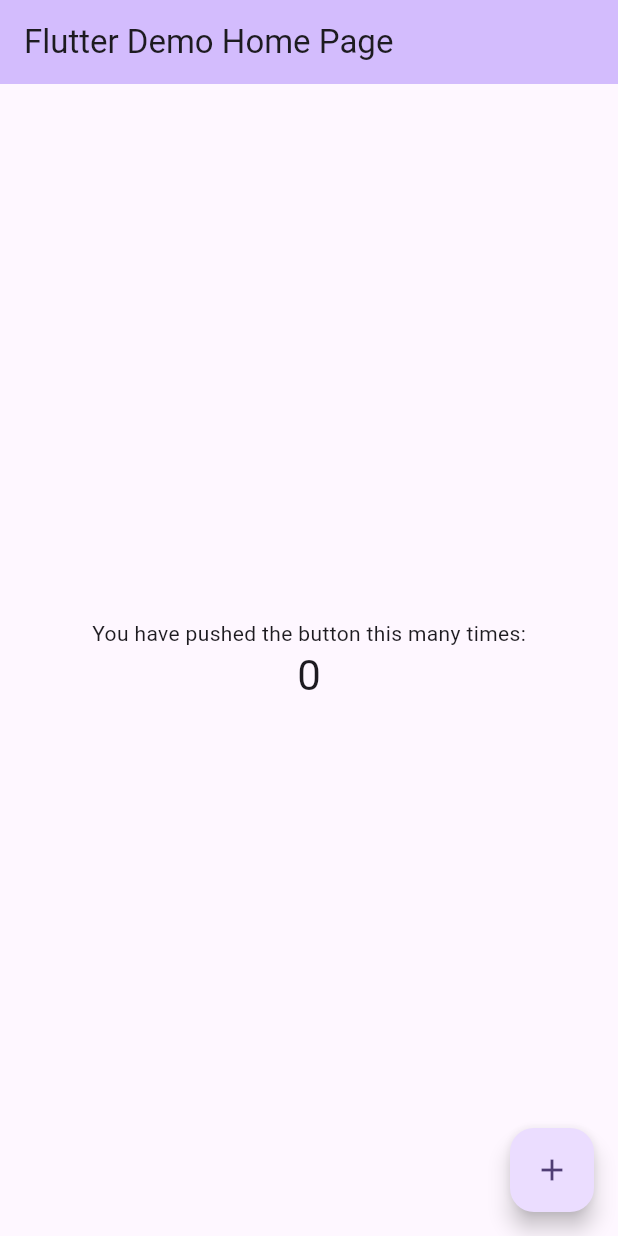
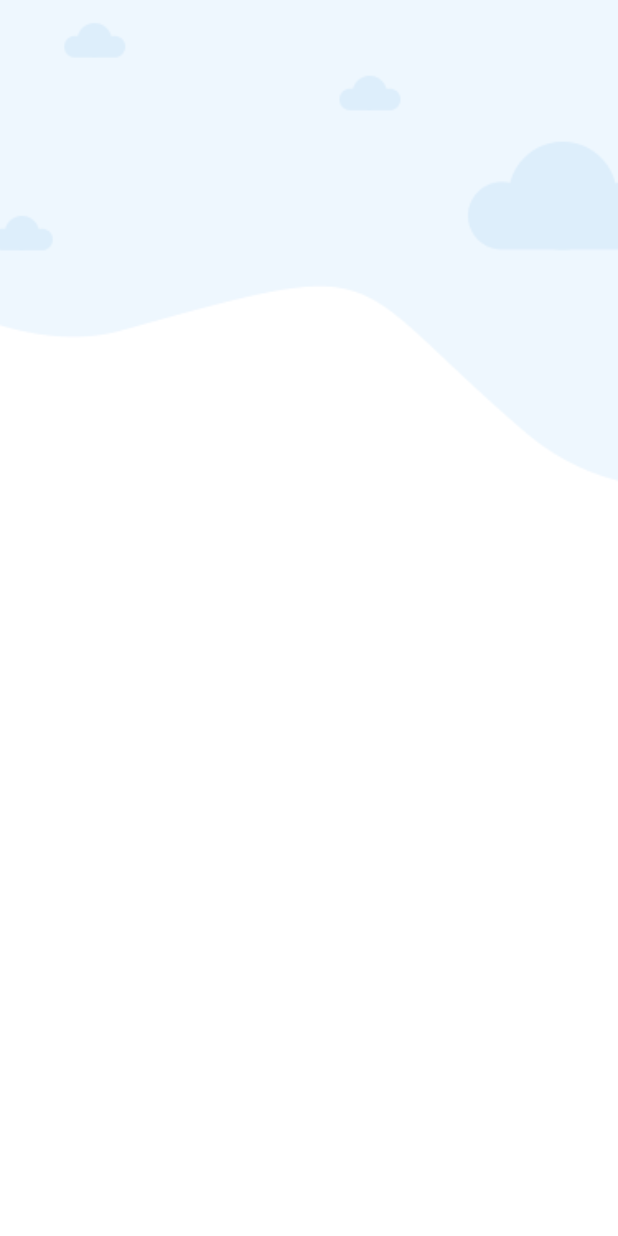
Before and after one commit to masradeen/dirbbox, a Flutter app: the screen it shows after launch, on a phone screen of 412 x 824 dp. Run offline on Flutter 3.47's test engine with Material 3 defaults, Android fonts, the phone set to English and light mode, and no system bars.

Commit message:
menambahkan file login_page dan edit file pubspec

```diff
--- a/lib/main.dart
+++ b/lib/main.dart
@@ -1,125 +1,21 @@
 import 'package:flutter/material.dart';
+import './pages/login_page.dart';
 
 void main() {
-  runApp(const MyApp());
+  runApp(MyApp());
 }
 
 class MyApp extends StatelessWidget {
-  const MyApp({super.key});
 
-  // This widget is the root of your application.
   @override
   Widget build(BuildContext context) {
     return MaterialApp(
-      title: 'Flutter Demo',
-      theme: ThemeData(
-        // This is the theme of your application.
-        //
-        // TRY THIS: Try running your application with "flutter run". You'll see
-        // the application has a purple toolbar. Then, without quitting the app,
-        // try changing the seedColor in the colorScheme below to Colors.green
-        // and then invoke "hot reload" (save your changes or press the "hot
-        // reload" button in a Flutter-supported IDE, or press "r" if you used
-        // the command line to start the app).
-        //
-        // Notice that the counter didn't reset back to zero; the application
-        // state is not lost during the reload. To reset the state, use hot
-        // restart instead.
-        //
-        // This works for code too, not just values: Most code changes can be
-        // tested with just a hot reload.
-        colorScheme: ColorScheme.fromSeed(seedColor: Colors.deepPurple),
-        useMaterial3: true,
-      ),
-      home: const MyHomePage(title: 'Flutter Demo Home Page'),
+      debugShowCheckedModeBanner: false,
+      home: LoginPage(),
+      initialRoute: LoginPage.nameRoute,
+      routes: {
+        LoginPage.nameRoute: (context) => LoginPage(),
+      },
     );
   }
 }
-
-class MyHomePage extends StatefulWidget {
-  const MyHomePage({super.key, required this.title});
-
-  // This widget is the home page of your application. It is stateful, meaning
-  // that it has a State object (defined below) that contains fields that affect
-  // how it looks.
-
-  // This class is the configuration for the state. It holds the values (in this
-  // case the title) provided by the parent (in this case the App widget) and
-  // used by the build method of the State. Fields in a Widget subclass are
-  // always marked "final".
-
-  final String title;
-
-  @override
-  State<MyHomePage> createState() => _MyHomePageState();
-}
-
-class _MyHomePageState extends State<MyHomePage> {
-  int _counter = 0;
-
-  void _incrementCounter() {
-    setState(() {
-      // This call to setState tells the Flutter framework that something has
-      // changed in this State, which causes it to rerun the build method below
-      // so that the display can reflect the updated values. If we changed
-      // _counter without calling setState(), then the build method would not be
-      // called again, and so nothing would appear to happen.
-      _counter++;
-    });
-  }
-
-  @override
-  Widget build(BuildContext context) {
-    // This method is rerun every time setState is called, for instance as done
-    // by the _incrementCounter method above.
-    //
-    // The Flutter framework has been optimized to make rerunning build methods
-    // fast, so that you can just rebuild anything that needs updating rather
-    // than having to individually change instances of widgets.
-    return Scaffold(
-      appBar: AppBar(
-        // TRY THIS: Try changing the color here to a specific color (to
-        // Colors.amber, perhaps?) and trigger a hot reload to see the AppBar
-        // change color while the other colors stay the same.
-        backgroundColor: Theme.of(context).colorScheme.inversePrimary,
-        // Here we take the value from the MyHomePage object that was created by
-        // the App.build method, and use it to set our appbar title.
-        title: Text(widget.title),
-      ),
-      body: Center(
-        // Center is a layout widget. It takes a single child and positions it
-        // in the middle of the parent.
-        child: Column(
-          // Column is also a layout widget. It takes a list of children and
-          // arranges them vertically. By default, it sizes itself to fit its
-          // children horizontally, and tries to be as tall as its parent.
-          //
-          // Column has various properties to control how it sizes itself and
-          // how it positions its children. Here we use mainAxisAlignment to
-          // center the children vertically; the main axis here is the vertical
-          // axis because Columns are vertical (the cross axis would be
-          // horizontal).
-          //
-          // TRY THIS: Invoke "debug painting" (choose the "Toggle Debug Paint"
-          // action in the IDE, or press "p" in the console), to see the
-          // wireframe for each widget.
-          mainAxisAlignment: MainAxisAlignment.center,
-          children: <Widget>[
-            const Text(
-              'You have pushed the button this many times:',
-            ),
-            Text(
-              '$_counter',
-              style: Theme.of(context).textTheme.headlineMedium,
-            ),
-          ],
-        ),
-      ),
-      floatingActionButton: FloatingActionButton(
-        onPressed: _incrementCounter,
-        tooltip: 'Increment',
-        child: const Icon(Icons.add),
-      ), // This trailing comma makes auto-formatting nicer for build methods.
-    );
-  }
-}
--- /dev/null
+++ b/lib/pages/login_page.dart
@@ -0,0 +1,19 @@
+import 'package:flutter/material.dart';
+
+class LoginPage extends StatelessWidget {
+  static const nameRoute = '/loginpage';
+
+  @override
+  Widget build(BuildContext context) {
+    return Scaffold(
+      backgroundColor: Colors.white,
+      body: Container(
+        width: MediaQuery.of(context).size.width,
+        child: Image.asset(
+          'assets/images/bg.png',
+          fit: BoxFit.cover,
+        ),
+      ),
+    );
+  }
+}
--- a/pubspec.yaml
+++ b/pubspec.yaml
@@ -57,6 +57,8 @@ flutter:
   # included with your application, so that you can use the icons in
   # the material Icons class.
   uses-material-design: true
+  assets:
+    - assets/images/
 
   # To add assets to your application, add an assets section, like this:
   # assets:
```
Also changed, not shown: assets/images/bg.png (added).
